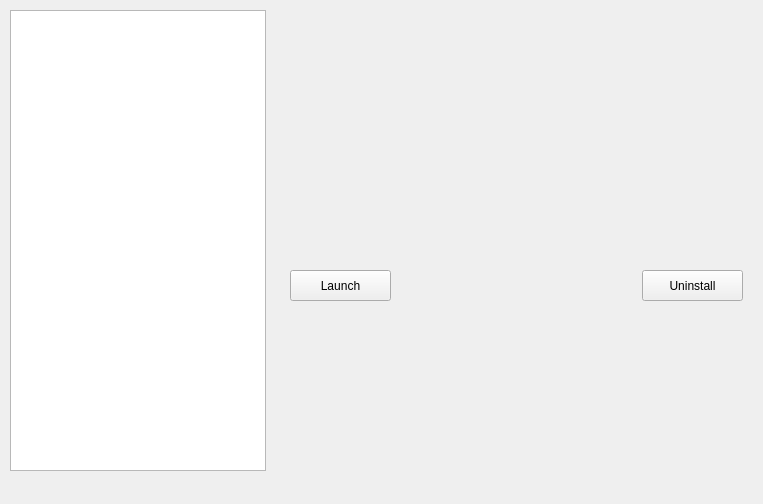
Above: mainwindow.ui from Aztorius/goglauncher before the change. Below: the same form after it.
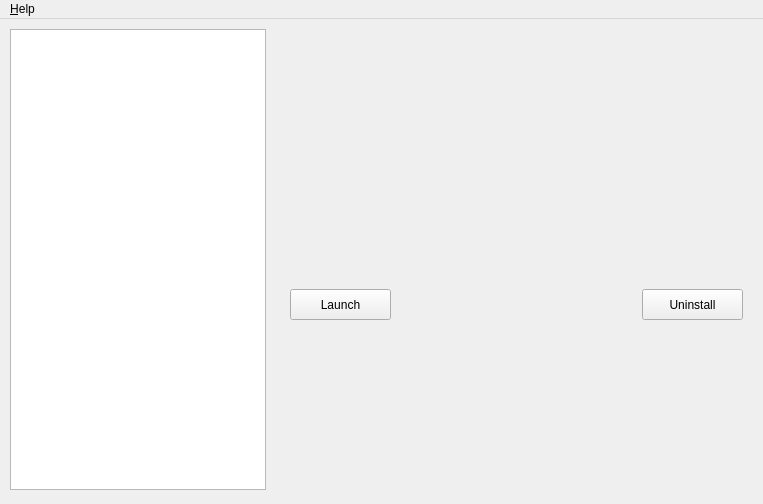
That is the form after the change.

Commit message: Add about dialogs

```diff
--- a/mainwindow.ui
+++ b/mainwindow.ui
@@ -82,6 +82,14 @@
      <height>22</height>
     </rect>
    </property>
+   <widget class="QMenu" name="menuHelp">
+    <property name="title">
+     <string>&amp;Help</string>
+    </property>
+    <addaction name="aboutQt"/>
+    <addaction name="aboutGOGLauncher"/>
+   </widget>
+   <addaction name="menuHelp"/>
   </widget>
  </widget>
  <layoutdefault spacing="6" margin="11"/>
```
Left out of the diff: 10 changed lines with no effect on the pictures. The commit also changes 2 other files.
